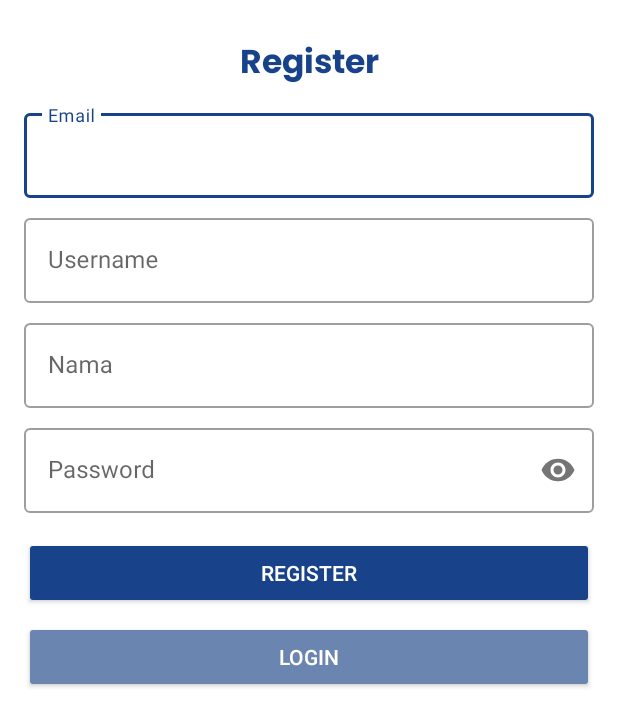
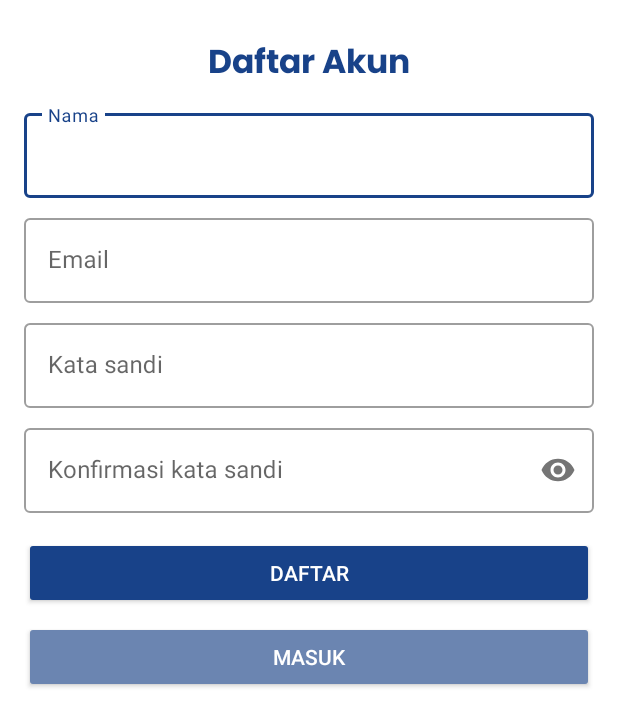
Before and after one commit to ARusDian/Lapas-Web, an Android app: the RegisterActivity screen opened directly, with no data from a screen before it, on a phone screen of 412 x 824 dp. Shown: the top 726 px of the screen. Run offline under Robolectric (Android 15) with nearby library versions, the phone set to English and light mode, and no system bars.

```diff
--- a/PanicButton/app/build.gradle
+++ b/PanicButton/app/build.gradle
@@ -57,6 +57,7 @@ dependencies {
     implementation 'com.google.firebase:firebase-messaging:23.3.1'
     implementation 'com.google.firebase:firebase-crashlytics:18.5.1'
     implementation 'com.google.firebase:firebase-analytics:21.5.0'
+    implementation 'com.google.firebase:firebase-auth:22.2.0'
 
     // Retrofit
     def retrofit2_version = '2.9.0'
--- a/PanicButton/app/src/main/java/com/lapasstalkuda/panicbutton/MainActivity.kt
+++ b/PanicButton/app/src/main/java/com/lapasstalkuda/panicbutton/MainActivity.kt
@@ -17,8 +17,6 @@ class MainActivity : AppCompatActivity() {
 
     private lateinit var binding: ActivityMainBinding
 
-
-
     override fun onCreate(savedInstanceState: Bundle?) {
         super.onCreate(savedInstanceState)
 
--- a/PanicButton/app/src/main/java/com/lapasstalkuda/panicbutton/api/ApiConfig.kt
+++ b/PanicButton/app/src/main/java/com/lapasstalkuda/panicbutton/api/ApiConfig.kt
@@ -18,7 +18,7 @@ class ApiConfig {
                 .build()
 
             val retrofit = Retrofit.Builder()
-                .baseUrl("https://74d6-36-85-32-10.ngrok-free.app/api/")
+                .baseUrl("https://admittedly-factual-tuna.ngrok-free.app/api/")
                 .addConverterFactory(GsonConverterFactory.create())
                 .client(client)
                 .build()
--- a/PanicButton/app/src/main/java/com/lapasstalkuda/panicbutton/api/ApiService.kt
+++ b/PanicButton/app/src/main/java/com/lapasstalkuda/panicbutton/api/ApiService.kt
@@ -17,4 +17,9 @@ interface ApiService {
     fun notification(
         @Body notification: NotificationRequest?,
     ): Call<NotificationRequest?>?
+
+    @POST("auth/register")
+    fun register(
+        @Body register: RegisterRequest?,
+    ): Call<RegisterRequest?>?
 }
--- a/PanicButton/app/src/main/res/layout/activity_register.xml
+++ b/PanicButton/app/src/main/res/layout/activity_register.xml
@@ -13,7 +13,7 @@
         android:layout_height="wrap_content"
         android:layout_marginTop="24dp"
         android:fontFamily="@font/poppins_bold"
-        android:text="Register"
+        android:text="Daftar Akun"
         android:textColor="@color/primary_blue"
         android:textSize="22sp"
         app:layout_constraintEnd_toEndOf="parent"
@@ -27,14 +27,14 @@
         android:layout_marginStart="16dp"
         android:layout_marginTop="8dp"
         android:layout_marginEnd="16dp"
-        android:hint="Email"
+        android:hint="Nama"
         style="@style/Widget.MaterialComponents.TextInputLayout.OutlinedBox"
         app:layout_constraintEnd_toEndOf="parent"
         app:layout_constraintStart_toStartOf="parent"
         app:layout_constraintTop_toBottomOf="@+id/textView">
 
         <com.google.android.material.textfield.TextInputEditText
-            android:id="@+id/input_email"
+            android:id="@+id/input_name"
             android:layout_width="match_parent"
             android:layout_height="wrap_content"/>
     </com.google.android.material.textfield.TextInputLayout>
@@ -47,13 +47,13 @@
         android:layout_marginStart="16dp"
         android:layout_marginTop="8dp"
         android:layout_marginEnd="16dp"
-        android:hint="Username"
+        android:hint="Email"
         app:layout_constraintEnd_toEndOf="parent"
         app:layout_constraintStart_toStartOf="parent"
         app:layout_constraintTop_toBottomOf="@+id/layout_input_email">
 
         <com.google.android.material.textfield.TextInputEditText
-            android:id="@+id/input_username"
+            android:id="@+id/input_email"
             android:layout_width="match_parent"
             android:layout_height="wrap_content" />
     </com.google.android.material.textfield.TextInputLayout>
@@ -66,13 +66,13 @@
         android:layout_marginStart="16dp"
         android:layout_marginTop="8dp"
         android:layout_marginEnd="16dp"
-        android:hint="Nama"
+        android:hint="Kata sandi"
         app:layout_constraintEnd_toEndOf="parent"
         app:layout_constraintStart_toStartOf="parent"
         app:layout_constraintTop_toBottomOf="@+id/layout_input_username">
 
         <com.google.android.material.textfield.TextInputEditText
-            android:id="@+id/input_nama"
+            android:id="@+id/input_password"
             android:layout_width="match_parent"
             android:layout_height="wrap_content" />
     </com.google.android.material.textfield.TextInputLayout>
@@ -85,14 +85,14 @@
         android:layout_marginStart="16dp"
         android:layout_marginTop="8dp"
         android:layout_marginEnd="16dp"
-        android:hint="Password"
+        android:hint="Konfirmasi kata sandi"
         app:layout_constraintEnd_toEndOf="parent"
         app:layout_constraintStart_toStartOf="parent"
         app:layout_constraintTop_toBottomOf="@+id/layout_input_nama"
         app:passwordToggleEnabled="true">
 
         <com.google.android.material.textfield.TextInputEditText
-            android:id="@+id/input_password"
+            android:id="@+id/input_confirm_password"
             android:layout_width="match_parent"
             android:layout_height="wrap_content"
             android:inputType="textPassword" />
@@ -105,7 +105,7 @@
         android:layout_marginStart="16dp"
         android:layout_marginTop="16dp"
         android:layout_marginEnd="16dp"
-        android:text="Register"
+        android:text="Daftar"
         android:textColor="@color/white"
         android:backgroundTint="@color/primary_blue"
         app:layout_constraintEnd_toEndOf="parent"
@@ -119,7 +119,7 @@
         android:layout_marginStart="16dp"
         android:layout_marginTop="8dp"
         android:layout_marginEnd="16dp"
-        android:text="Login"
+        android:text="Masuk"
         android:textColor="@color/white"
         android:backgroundTint="@color/primary_variant"
         app:layout_constraintEnd_toEndOf="parent"
--- a/PanicButton/build.gradle
+++ b/PanicButton/build.gradle
@@ -1,11 +1,11 @@
 buildscript {
     dependencies {
         classpath 'com.google.gms:google-services:4.4.0'
-        classpath 'com.android.tools.build:gradle:7.3.0'
+        classpath 'com.android.tools.build:gradle:8.1.0'
         classpath 'com.google.firebase:firebase-crashlytics-gradle:2.9.9'
     }
 }// Top-level build file where you can add configuration options common to all sub-projects/modules.
 plugins {
-    id 'com.android.application' version '7.4.2' apply false
+    id 'com.android.application' version '8.1.0' apply false
     id 'org.jetbrains.kotlin.android' version '1.8.0' apply false
 }
--- a/PanicButton/gradle.properties
+++ b/PanicButton/gradle.properties
@@ -21,3 +21,5 @@ kotlin.code.style=official
 # resources declared in the library itself and none from the library's dependencies,
 # thereby reducing the size of the R class for that library
 android.nonTransitiveRClass=true
+android.defaults.buildfeatures.buildconfig=true
+android.nonFinalResIds=false
```
Also changed, not shown: PanicButton/app/src/main/java/com/lapasstalkuda/panicbutton/api/RegisterRequest.kt (added, +8 -0 lines), PanicButton/app/src/main/java/com/lapasstalkuda/panicbutton/ui/home/HomeFragment.kt (+26 -5 lines), PanicButton/app/src/main/java/com/lapasstalkuda/panicbutton/ui/login/LoginActivity.kt (+25 -21 lines), PanicButton/app/src/main/java/com/lapasstalkuda/panicbutton/ui/register/RegisterActivity.kt (+41 -3 lines), PanicButton/app/src/main/res/layout/activity_login.xml (+4 -4 lines).
